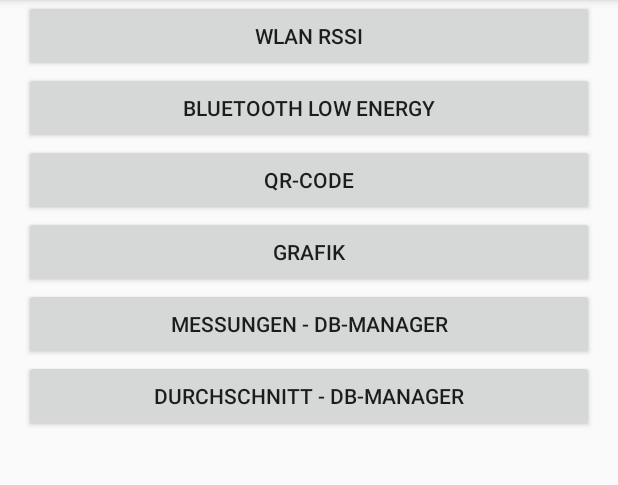
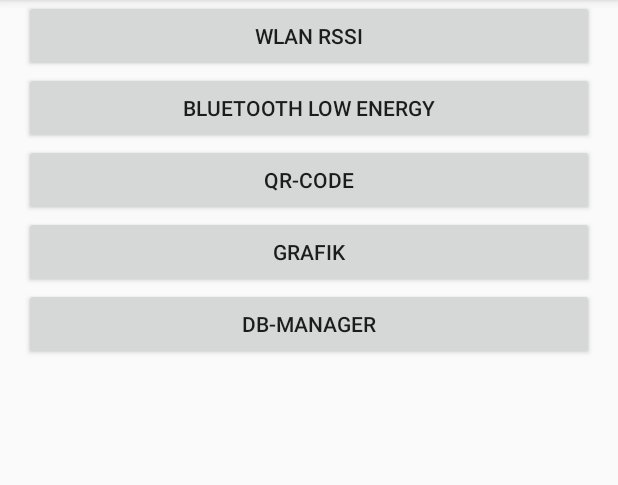
Before and after one commit to chenkel/Lokalisierung-mit-Wearables, an Android app: the screen it shows after launch (TitleScreen), on a phone screen of 412 x 824 dp, the part 84-569 px from its top. Run offline under Robolectric (Android 15) with nearby library versions, the phone set to English and light mode, and no system bars.

Commit message:
glass works with restructuring

```diff
--- a/common/src/main/java/smartwatch/context/common/superclasses/Measure.java
+++ b/common/src/main/java/smartwatch/context/common/superclasses/Measure.java
@@ -121,7 +121,11 @@ public abstract class Measure extends CommonClass {
     }
 
     protected void showMeasuresSaveProgress() {
-
+        progress.setTitle("Alle Scandaten werden gespeichert");
+        progress.setMessage("Bitte warten Sie einen Moment...");
+        progress.setProgressStyle(ProgressDialog.STYLE_HORIZONTAL);
+        progress.setMax(wlanMeasure.size());
+        progress.show();
     }
 
     public void deleteAllMeasurements() {
--- a/glass/src/main/res/values/strings.xml
+++ b/glass/src/main/res/values/strings.xml
@@ -15,7 +15,6 @@
     <string name="wifi_ble_scan_place5">Messdaten für Ort 5 aufnehmen</string>
     <string name="wifi_ble_scan_place_footnote">20 Messungen</string>
     <string name="wifi_ble_calculate">Durschnitt aller Messdaten berechnen</string>
-    <string name="wifi_ble_scan_caclulate_footnote">Dauert einen Moment</string>
     <string name="wifi_ble_delete_all">Alle Messdaten löschen</string>
     <string name="wifi_ble_scan_delete_all_footnote">Ohne Vorwarnung!</string>
     <string name="glass_voice_trigger">Guide me to the exit</string>
--- a/mobile/src/main/java/smartwatch/context/project/activities/TitleScreen.java
+++ b/mobile/src/main/java/smartwatch/context/project/activities/TitleScreen.java
@@ -80,7 +80,7 @@ public class TitleScreen extends Activity {
 
 
     private void addListenerDBManager() {
-        final Button dbManagerButton = (Button) findViewById(R.id.db_manager_averages);
+        final Button dbManagerButton = (Button) findViewById(R.id.db_manager);
         dbManagerButton.setOnClickListener(new View.OnClickListener() {
 
             @Override
--- a/mobile/src/main/res/layout/activity_title_screen.xml
+++ b/mobile/src/main/res/layout/activity_title_screen.xml
@@ -33,16 +33,10 @@
         android:text="@string/title_activity_graphic" />
 
     <Button
-        android:id="@+id/db_manager_measurements"
+        android:id="@+id/db_manager"
         android:layout_width="match_parent"
         android:layout_height="wrap_content"
-        android:text="@string/db_manager_measurements" />
-
-    <Button
-        android:id="@+id/db_manager_averages"
-        android:layout_width="match_parent"
-        android:layout_height="wrap_content"
-        android:text="@string/db_manager_averages" />
+        android:text="@string/db_manager" />
 
 
 </LinearLayout>
--- a/mobile/src/main/res/values/strings.xml
+++ b/mobile/src/main/res/values/strings.xml
@@ -7,8 +7,7 @@
     <string name="wlan">WLAN</string>
     <string name="ble">Bluetooth</string>
     <string name="qrcode">QR-Code</string>
-    <string name="db_manager_measurements">Messungen - DB-Manager</string>
-    <string name="db_manager_averages">Durchschnitt - DB-Manager</string>
+    <string name="db_manager">DB-Manager</string>
     <string name="title_activity_wlan">WLAN RSSI</string>
     <string name="ble_hallo">Hallo im BLE Screen</string>
     <string name="qrcode_hallo">Hallo im QR-Code Screen</string>
--- a/wear/src/main/java/smartwatch/context/project/MainActivity.java
+++ b/wear/src/main/java/smartwatch/context/project/MainActivity.java
@@ -127,7 +127,7 @@ public class MainActivity extends Activity {
         mLocalization = new Localization(this) {
 
             @Override
-            protected void notifyLocationChange() {
+            protected void notifyLocationChange(String priorPlaceId, String foundPlaceId) {
                 v = (Vibrator) getActivity().getSystemService(Context.VIBRATOR_SERVICE);
                 // Vibrate for 500 milliseconds
                 v.vibrate(500);
```
Also changed, not shown: build.gradle (+5 -5 lines), common/build.gradle (+4 -3 lines), common/src/main/java/smartwatch/context/common/superclasses/Localization.java (+7 -7 lines), glass/src/main/java/smartwatch/context/project/activities/GlassLocalizationActivity.java (+36 -6 lines), glass/src/main/java/smartwatch/context/project/activities/WiFiBleActivity.java (+7 -13 lines), mobile/build.gradle (+8 -3 lines), mobile/src/main/java/smartwatch/context/project/activities/WlanActivity.java (+26 -47 lines), gradle/wrapper/gradle-wrapper.properties, 5 other files.
